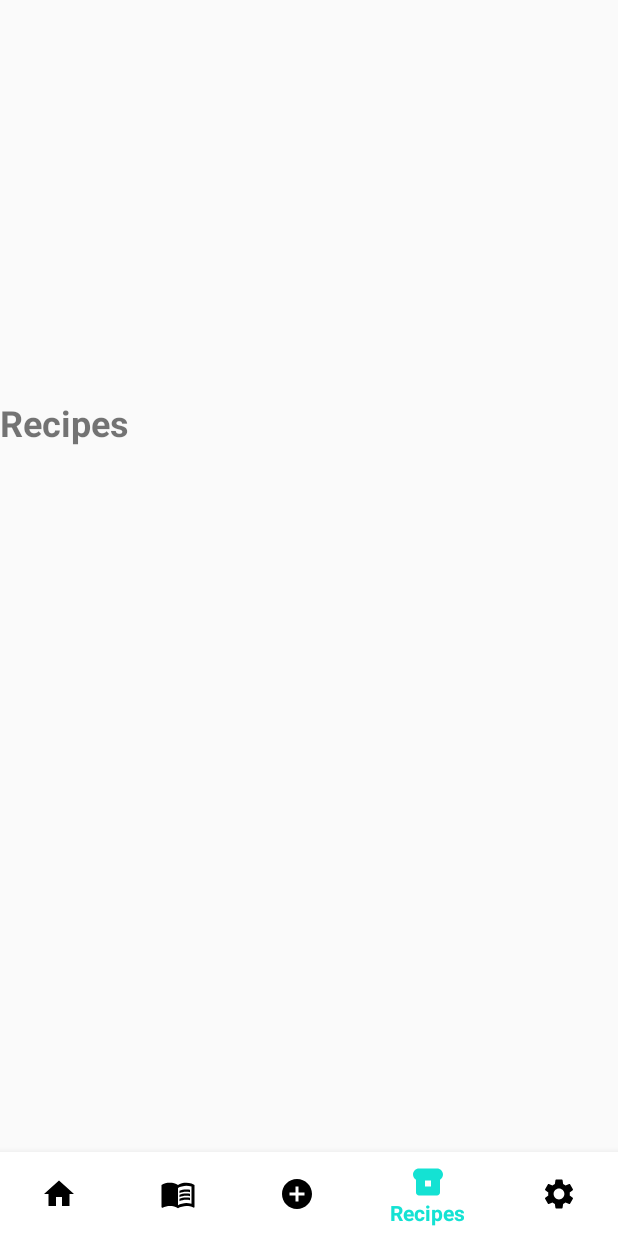
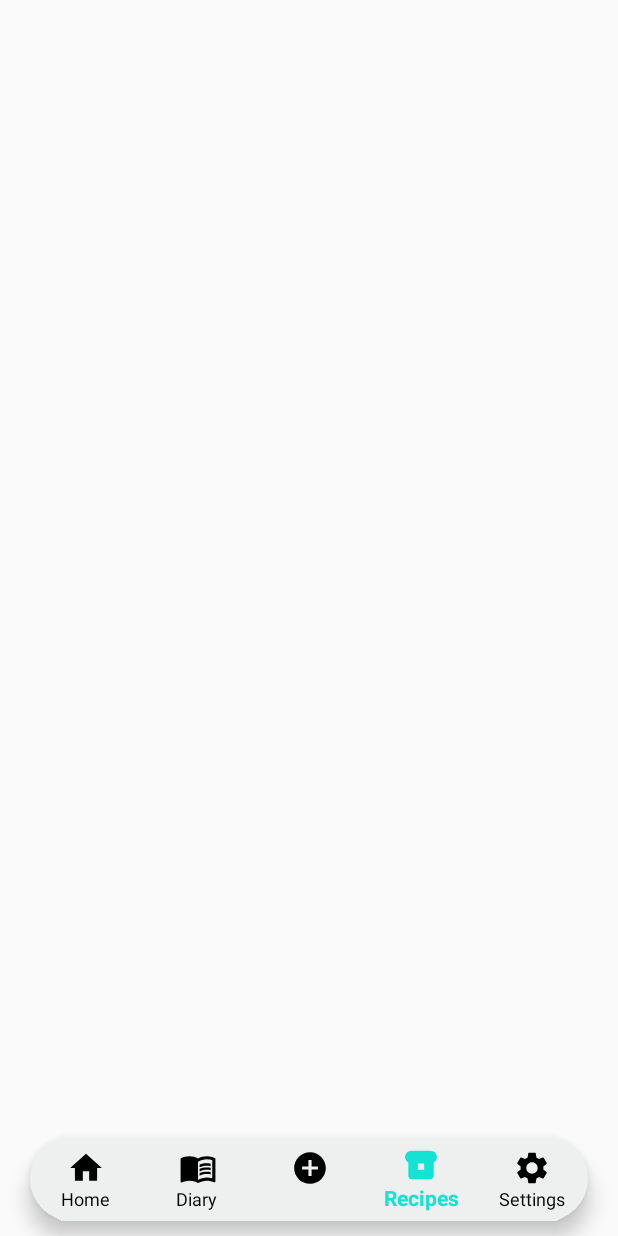
Before and after one commit to Emmanuel-Junior/dietregulator, an Android app: the Recipes screen opened directly, with no data from a screen before it, on a phone screen of 412 x 824 dp. Run offline under Robolectric (Android 15) with nearby library versions, the phone set to English and light mode, and no system bars.

Commit message:
basic UI refinements

```diff
--- a/app/src/main/res/layout/activity_recipes.xml
+++ b/app/src/main/res/layout/activity_recipes.xml
@@ -6,28 +6,21 @@
     android:layout_height="match_parent"
     tools:context=".Recipes">
 
-    <TextView
-        android:id="@+id/textView"
-        android:layout_width="match_parent"
-        android:layout_height="40dp"
-        android:layout_marginTop="265dp"
-        android:layout_marginEnd="16dp"
-        android:text="Recipes"
-        android:textSize="24sp"
-        android:textStyle="bold"
-        app:layout_constraintEnd_toEndOf="parent"
-        app:layout_constraintStart_toStartOf="parent"
-        app:layout_constraintTop_toTopOf="parent" />
-
     <com.google.android.material.bottomnavigation.BottomNavigationView
         android:id="@+id/bottom_navigation"
         android:layout_width="match_parent"
         android:layout_height="wrap_content"
-        app:itemBackground="@color/white"
         app:itemIconTint="@drawable/selector"
         app:itemTextColor="@drawable/selector"
         app:layout_constraintBottom_toBottomOf="parent"
-        app:menu="@menu/bottom_navigation_menu">
+        app:menu="@menu/bottom_navigation_menu"
+        android:background="@drawable/main_navigationbar_background"
+        app:itemIconSize="25dp"
+        app:itemRippleColor="@android:color/transparent"
+        app:labelVisibilityMode="labeled"
+        android:layout_marginBottom="10dp"
+        android:layout_marginLeft="20dp"
+        android:layout_marginRight="20dp">
 
     </com.google.android.material.bottomnavigation.BottomNavigationView>
 
```
Also changed, not shown: app/src/main/res/drawable/radiobg2.xml (+5 -4 lines), app/src/main/res/layout/activity_diary.xml (+9 -6 lines).
